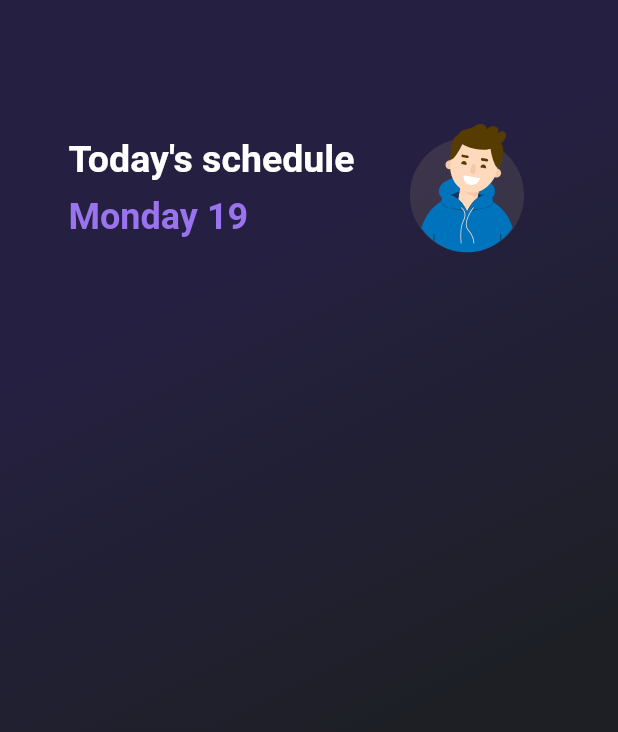
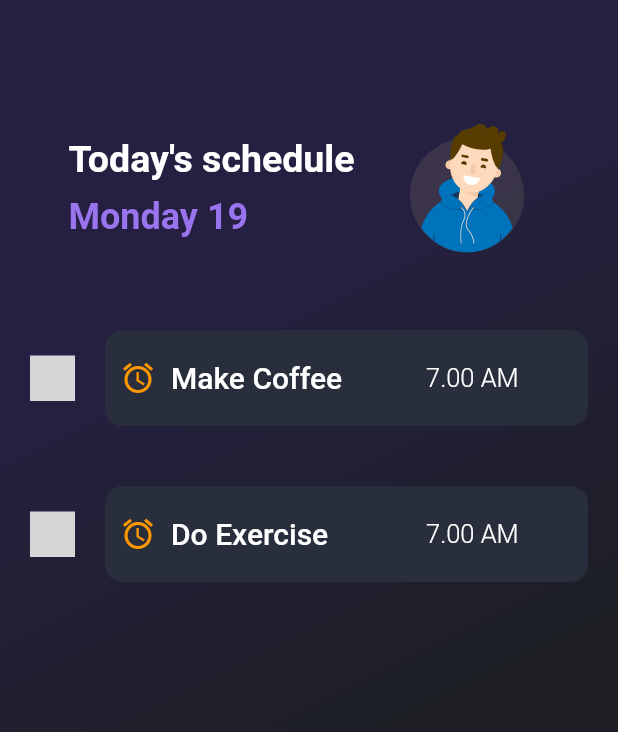
Before and after one commit to kishore-klassy/todoAPP, a Flutter app: the screen it shows after launch, after a tap on "Continue without signing in", on a phone screen of 412 x 824 dp. Shown: the top 732 px of the screen. Run offline on Flutter 3.47's test engine with Material 2 defaults, Android fonts, the phone set to English and light mode, and no system bars; our stand-ins replace flutter_slidable, google_fonts, hive, hive_flutter, lottie; missing offline and left inert: msh_checkbox; accounts and stored records are empty; Roboto replaces fonts that are missing (Aboreto); grey boxes are pictures that could not be loaded.

Commit message:
homepage started

```diff
--- a/lib/components/button.dart
+++ b/lib/components/button.dart
@@ -2,7 +2,7 @@ import 'package:flutter/material.dart';
 
 class MyButton extends StatelessWidget {
   final String buttonName;
-  VoidCallback onPressed;
+  final VoidCallback onPressed;
 
   MyButton({super.key, required this.buttonName, required this.onPressed});
 
--- a/lib/components/dialogbox.dart
+++ b/lib/components/dialogbox.dart
@@ -3,8 +3,8 @@ import 'package:todoapp/components/button.dart';
 
 class DialogBox extends StatefulWidget {
   final TextEditingController controller;
-  VoidCallback onSave;
-  VoidCallback onCancel;
+  final VoidCallback onSave;
+  final VoidCallback onCancel;
   DialogBox({
     Key? key,
     required this.controller,
--- a/lib/components/todo_tile.dart
+++ b/lib/components/todo_tile.dart
@@ -1,5 +1,6 @@
 import 'package:flutter/material.dart';
 import 'package:flutter_slidable/flutter_slidable.dart';
+import 'package:google_fonts/google_fonts.dart';
 import 'package:msh_checkbox/msh_checkbox.dart';
 
 // ignore: must_be_immutable
@@ -26,54 +27,123 @@ class TodoTile extends StatefulWidget {
 class _TodoTileState extends State<TodoTile> {
   @override
   Widget build(BuildContext context) {
-    return Padding(
-      padding: const EdgeInsets.only(left: 25, top: 25, right: 25),
-      child: Slidable(
-        endActionPane: ActionPane(motion: const StretchMotion(), children: [
-          SlidableAction(
-            onPressed: widget.deleteFunction,
-            icon: Icons.delete_forever,
-            backgroundColor: Colors.red,
-            borderRadius: BorderRadius.circular(12),
-          ),
-        ]),
-        child: Container(
-          padding: const EdgeInsets.symmetric(vertical: 15, horizontal: 10),
-          decoration: BoxDecoration(
-            boxShadow: [
-              const BoxShadow(
-                blurRadius: 5,
-                color: Colors.black,
-              )
-            ],
-            borderRadius: BorderRadius.circular(12),
-            color: Colors.white,
-          ),
+    // return Padding(
+    //   padding: const EdgeInsets.only(left: 25, top: 25, right: 25),
+    //   child: Slidable(
+    //     endActionPane: ActionPane(motion: const StretchMotion(), children: [
+    //       SlidableAction(
+    //         onPressed: widget.deleteFunction,
+    //         icon: Icons.delete_forever,
+    //         backgroundColor: Colors.red,
+    //         borderRadius: BorderRadius.circular(12),
+    //       ),
+    //     ]),
+    //     child: Container(
+    //       padding: const EdgeInsets.symmetric(vertical: 15, horizontal: 10),
+    //       decoration: BoxDecoration(
+    //         boxShadow: [
+    //           const BoxShadow(
+    //             blurRadius: 5,
+    //             color: Colors.black,
+    //           )
+    //         ],
+    //         borderRadius: BorderRadius.circular(12),
+    //         color: Colors.white,
+    //       ),
+    //       child: Row(
+    //         children: [
+    //           // Checkbox(value: taskCompleted, onChanged: onChanged),
+    //           MSHCheckbox(
+    //             size: 30,
+    //             value: widget.taskCompleted,
+    //             colorConfig: MSHColorConfig.fromCheckedUncheckedDisabled(
+    //               checkedColor: Colors.blue,
+    //             ),
+    //             style: MSHCheckboxStyle.stroke,
+    //             onChanged:widget.onChanged,
+    //           ),
+    //           const SizedBox(width: 10,),
+    //           Text(
+    //            style:  widget.taskCompleted==true ?const TextStyle(decoration: TextDecoration.lineThrough,fontSize: 20,color: Colors.grey): const TextStyle(decoration:TextDecoration.none,fontSize: 20),
+    //             widget.taskName,
+    //           ),
+    //           const Spacer(),
+    //           IconButton(
+    //             icon: const Icon(Icons.edit, size: 30),
+    //             onPressed: () => widget.editFunction!(widget.taskName),
+    //           )
+    //         ],
+    //       ),
+    //     ),
+    //   ),
+    // );
+
+    return Container(
+      width: double.maxFinite,
+      padding: EdgeInsets.symmetric(vertical: 20),
       child: Row(
         children: [
-              // Checkbox(value: taskCompleted, onChanged: onChanged),
           MSHCheckbox(
             size: 30,
             value: widget.taskCompleted,
             colorConfig: MSHColorConfig.fromCheckedUncheckedDisabled(
-                  checkedColor: Colors.blue,
+              checkedColor: Colors.green,
+              uncheckedColor: Color.fromARGB(255, 115, 112, 112)
             ),
-                style: MSHCheckboxStyle.stroke,
-                onChanged:widget.onChanged,
+            style: MSHCheckboxStyle.fillScaleColor,
+            onChanged: widget.onChanged,
           ),
-              const SizedBox(width: 10,),
+          SizedBox(
+            width: 10,
+          ),
+          Expanded(
+            child: Container(
+              margin: EdgeInsets.only(left: 10, right: 20),
+              padding: EdgeInsets.symmetric(vertical: 20),
+              decoration: BoxDecoration(
+                  borderRadius: BorderRadius.circular(12),
+                  color: widget.taskCompleted == true
+                      ? Color.fromRGBO(77, 125, 237, 1)
+                      : Color.fromRGBO(41, 46, 60, 1)),
+              child: Row(
+              //  mainAxisAlignment: MainAxisAlignment.spaceAround,
+                children: [
+                 Container (
+                    padding: EdgeInsets.symmetric(horizontal: 10),
+
+                    child: Icon(
+                      Icons.access_alarms_outlined,
+                      color: Colors.orange,
+                    ),
+                  ),
+                  Row(
+                  mainAxisAlignment: MainAxisAlignment.spaceBetween,
+                    children: [
+                      Container(
+                        constraints: BoxConstraints(minWidth:150 ),
+                        child: Text(
+                          widget.taskName,
+                          style: GoogleFonts.aboreto(
+                              fontSize: 20,
+                              fontWeight: FontWeight.w500,
+                              color: Colors.white),
+                        ),
+                      ),
+                      SizedBox(width: 20,),
                       Text(
-               style:  widget.taskCompleted==true ?const TextStyle(decoration: TextDecoration.lineThrough,fontSize: 20,color: Colors.grey): const TextStyle(decoration:TextDecoration.none,fontSize: 20),
-                widget.taskName,
-              ),
-              const Spacer(),
-              IconButton(
-                icon: const Icon(Icons.edit, size: 30),
-                onPressed: () => widget.editFunction!(widget.taskName),
+                        "7.00 AM",
+                        style: TextStyle(
+                            fontSize: 17,
+                            color: Colors.white,
+                            fontWeight: FontWeight.w300),
+                      )
+                    ],
                   )
                 ],
               ),
             ),
+          )
+        ],
       ),
     );
   }
--- a/lib/data/database.dart
+++ b/lib/data/database.dart
@@ -1,4 +1,3 @@
-import 'package:flutter/material.dart';
 import 'package:hive_flutter/hive_flutter.dart';
 
 class TodoDataBase {
--- a/lib/main.dart
+++ b/lib/main.dart
@@ -1,6 +1,5 @@
 import 'package:flutter/material.dart';
 import 'package:todoapp/data/signup_page.dart';
-import 'package:todoapp/pages/homepage.dart';
 import 'package:hive_flutter/hive_flutter.dart';
 
 void main() async {
--- a/lib/pages/homepage.dart
+++ b/lib/pages/homepage.dart
@@ -1,11 +1,11 @@
 import 'package:flutter/material.dart';
 import 'package:google_fonts/google_fonts.dart';
 import 'package:lottie/lottie.dart';
-import 'package:todoapp/components/todo_tile.dart';
 import 'package:todoapp/components/dialogbox.dart';
 import 'package:todoapp/data/database.dart';
 import 'package:hive_flutter/hive_flutter.dart';
-import 'package:todoapp/pages/new_task_page.dart';
+
+import '../components/todo_tile.dart';
 
 class HomePage extends StatefulWidget {
   final Box<dynamic>? box;
@@ -19,6 +19,7 @@ class _HomePageState extends State<HomePage> {
   final _controller = TextEditingController();
 
   // reference the hive box
+  // ignore: unused_field
   final _myBox = Hive.box('mybox');
   TodoDataBase db = TodoDataBase();
 
@@ -147,16 +148,17 @@ class _HomePageState extends State<HomePage> {
                     // Colors.red,
                     // Colors.blue
                   ],
-                  begin: Alignment(0,-1),
+                  begin: Alignment(0, -1),
                   //end: Alignment(10, 10),
                   stops: [0.30, 1])),
-          padding: const EdgeInsets.only(top: 50,left: 20,right:0),
-          height: double.maxFinite,
-          width: double.maxFinite,
+          padding: const EdgeInsets.only(top: 50, left: 20, right: 0),
+          height: MediaQuery.of(context).size.height,
+
           child: Column(
             children: [
               SingleChildScrollView(
                 scrollDirection: Axis.horizontal,
+                physics: BouncingScrollPhysics(parent: NeverScrollableScrollPhysics()),
                 child: Row(
                   mainAxisAlignment: MainAxisAlignment.spaceBetween,
                   children: [
@@ -170,23 +172,48 @@ class _HomePageState extends State<HomePage> {
                               fontWeight: FontWeight.w600,
                               color: Colors.white),
                         ),
-                        SizedBox(height: 10,),
+                        const SizedBox(
+                          height: 10,
+                        ),
                         Text(
                           "Monday 19",
                           style: GoogleFonts.aBeeZee(
                               fontSize: 24,
                               fontWeight: FontWeight.w600,
-                              color: Color.fromRGBO(154, 115, 239, 1)),
+                              color: const Color.fromRGBO(154, 115, 239, 1)),
                         ),
                       ],
                     ),
-                    Container(
-                      width: 150,
-                      height: 150,
-                      child: Lottie.asset("assets/clips/avatar.json"))
+                    SizedBox(
+                        width: 150,
+                        height: 150,
+                        child: Lottie.asset("assets/clips/avatar.json"))
                   ],
                 ),
-              )
+              ),
+              SizedBox(
+                height: 0,
+              ),
+              Expanded(
+                child: Container(
+
+                    width: MediaQuery.of(context).size.width,
+                    child: db.todoList.length == 0
+                        ? const Center(child: Text("No Task,Add Some thing"))
+                        : ListView.builder(
+                            itemCount: db.todoList.length,
+                            itemBuilder: (context, index) {
+                              return TodoTile(
+                                taskName: db.todoList[index][0],
+                                taskCompleted: db.todoList[index][1],
+                                onChanged: (value) =>
+                                    checkBoxChanged(value, index),
+                                deleteFunction: (context) => deleteTask(index),
+                                editFunction: editTask,
+                              );
+                            },
+                          )),
+              ),
             ],
           )),
     );
--- a/lib/pages/new_task_page.dart
+++ b/lib/pages/new_task_page.dart
@@ -1,10 +1,7 @@
 import 'dart:ui';
 
+// ignore: depend_on_referenced_packages
 import 'package:flutter/material.dart';
-import 'package:lottie/lottie.dart';
-import 'package:todoapp/pages/homepage.dart';
-import 'package:todoapp/main.dart';
-import 'package:path_provider/path_provider.dart';
 import 'package:google_fonts/google_fonts.dart';
 
 class NewTaskPage extends StatefulWidget {
```
Lines whose indentation alone changed are shown as unchanged.
